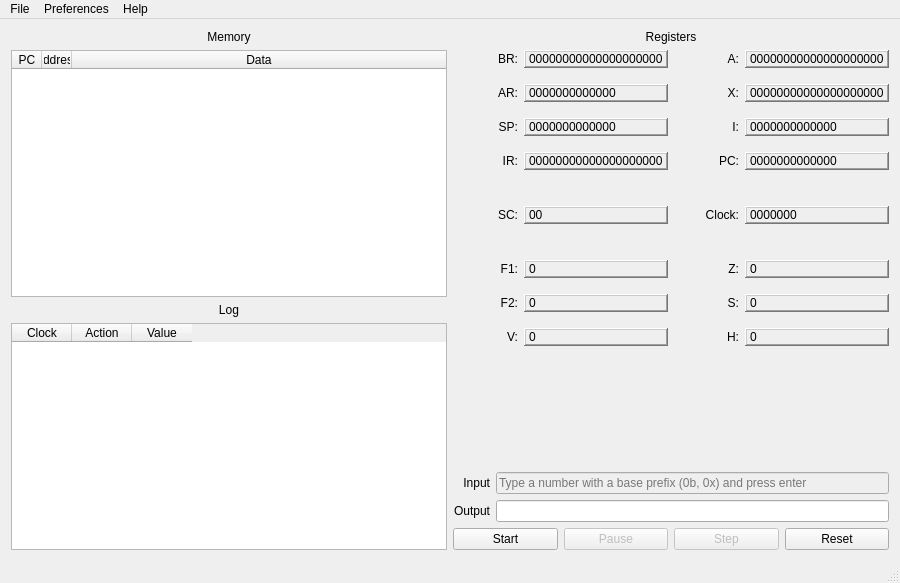
This is mainwindow.ui in tatokis/bettertrn as Qt 5 draws it before an edit. The edited form follows.
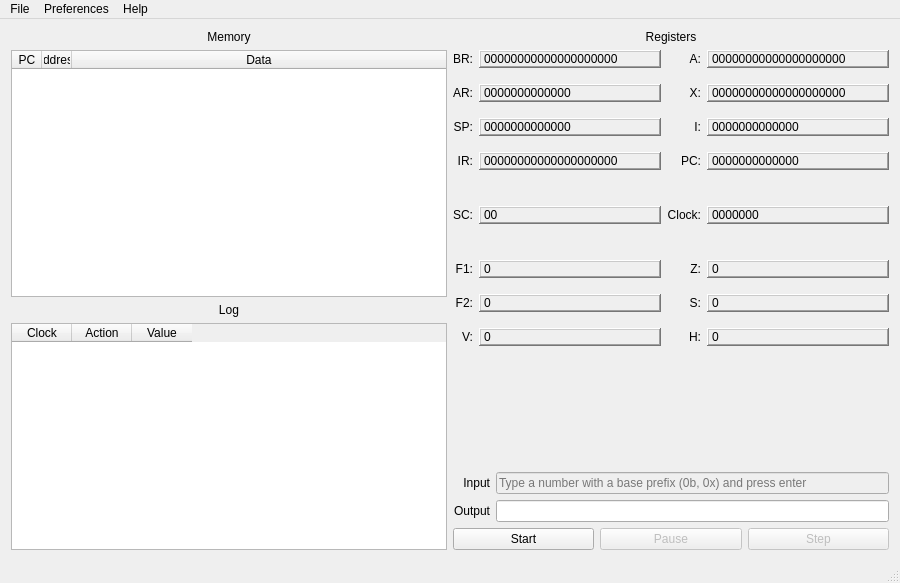
This is the edited form. Custom widgets are drawn as their Qt base class.

Commit message:
Remove reset button
It's pretty pointless, as stopping and restarting has the same effect

```diff
--- a/mainwindow.ui
+++ b/mainwindow.ui
@@ -47,6 +47,12 @@
           </property>
           <item row="1" column="3">
            <widget class="AnimatedLabel" name="regX">
+            <property name="sizePolicy">
+             <sizepolicy hsizetype="Expanding" vsizetype="Preferred">
+              <horstretch>0</horstretch>
+              <verstretch>0</verstretch>
+             </sizepolicy>
+            </property>
             <property name="frameShape">
              <enum>QFrame::WinPanel</enum>
             </property>
@@ -115,6 +121,12 @@
           </item>
           <item row="0" column="1">
            <widget class="AnimatedLabel" name="regBR">
+            <property name="sizePolicy">
+             <sizepolicy hsizetype="Expanding" vsizetype="Preferred">
+              <horstretch>0</horstretch>
+              <verstretch>0</verstretch>
+             </sizepolicy>
+            </property>
             <property name="toolTip">
              <string>Buffer Register</string>
             </property>
@@ -147,6 +159,12 @@
           </item>
           <item row="8" column="3">
            <widget class="AnimatedLabel" name="regS">
+            <property name="sizePolicy">
+             <sizepolicy hsizetype="Expanding" vsizetype="Preferred">
+              <horstretch>0</horstretch>
+              <verstretch>0</verstretch>
+             </sizepolicy>
+            </property>
             <property name="toolTip">
              <string>Sign</string>
             </property>
@@ -166,6 +184,12 @@
           </item>
           <item row="8" column="1">
            <widget class="AnimatedLabel" name="regF2">
+            <property name="sizePolicy">
+             <sizepolicy hsizetype="Expanding" vsizetype="Preferred">
+              <horstretch>0</horstretch>
+              <verstretch>0</verstretch>
+             </sizepolicy>
+            </property>
             <property name="frameShape">
              <enum>QFrame::WinPanel</enum>
             </property>
@@ -221,6 +245,12 @@
           </item>
           <item row="2" column="1">
            <widget class="AnimatedLabel" name="regSP">
+            <property name="sizePolicy">
+             <sizepolicy hsizetype="Expanding" vsizetype="Preferred">
+              <horstretch>0</horstretch>
+              <verstretch>0</verstretch>
+             </sizepolicy>
+            </property>
             <property name="toolTip">
              <string>Stack Pointer</string>
             </property>
@@ -250,6 +280,12 @@
           </item>
           <item row="5" column="3">
            <widget class="AnimatedLabel" name="clockValue">
+            <property name="sizePolicy">
+             <sizepolicy hsizetype="Expanding" vsizetype="Preferred">
+              <horstretch>0</horstretch>
+              <verstretch>0</verstretch>
+             </sizepolicy>
+            </property>
             <property name="toolTip">
              <string>Clock</string>
             </property>
@@ -269,6 +305,12 @@
           </item>
           <item row="2" column="3">
            <widget class="AnimatedLabel" name="regI">
+            <property name="sizePolicy">
+             <sizepolicy hsizetype="Expanding" vsizetype="Preferred">
+              <horstretch>0</horstretch>
+              <verstretch>0</verstretch>
+             </sizepolicy>
+            </property>
             <property name="toolTip">
              <string/>
             </property>
@@ -288,6 +330,12 @@
           </item>
           <item row="9" column="3">
            <widget class="AnimatedLabel" name="regH">
+            <property name="sizePolicy">
+             <sizepolicy hsizetype="Expanding" vsizetype="Preferred">
+              <horstretch>0</horstretch>
+              <verstretch>0</verstretch>
+             </sizepolicy>
+            </property>
             <property name="toolTip">
              <string>Halt</string>
             </property>
@@ -307,6 +355,12 @@
           </item>
           <item row="0" column="3">
            <widget class="AnimatedLabel" name="regA">
+            <property name="sizePolicy">
+             <sizepolicy hsizetype="Expanding" vsizetype="Preferred">
+              <horstretch>0</horstretch>
+              <verstretch>0</verstretch>
+             </sizepolicy>
+            </property>
             <property name="toolTip">
              <string>Accumulator</string>
             </property>
@@ -326,6 +380,12 @@
           </item>
           <item row="7" column="3">
            <widget class="AnimatedLabel" name="regZ">
+            <property name="sizePolicy">
+             <sizepolicy hsizetype="Expanding" vsizetype="Preferred">
+              <horstretch>0</horstretch>
+              <verstretch>0</verstretch>
+             </sizepolicy>
+            </property>
             <property name="toolTip">
              <string>Zero</string>
             </property>
@@ -345,6 +405,12 @@
           </item>
           <item row="5" column="1">
            <widget class="AnimatedLabel" name="regSC">
+            <property name="sizePolicy">
+             <sizepolicy hsizetype="Expanding" vsizetype="Preferred">
+              <horstretch>0</horstretch>
+              <verstretch>0</verstretch>
+             </sizepolicy>
+            </property>
             <property name="toolTip">
              <string>State Counter</string>
             </property>
@@ -364,6 +430,12 @@
           </item>
           <item row="9" column="1">
            <widget class="AnimatedLabel" name="regV">
+            <property name="sizePolicy">
+             <sizepolicy hsizetype="Expanding" vsizetype="Preferred">
+              <horstretch>0</horstretch>
+              <verstretch>0</verstretch>
+             </sizepolicy>
+            </property>
             <property name="toolTip">
              <string>Overflow</string>
             </property>
@@ -422,6 +494,12 @@
           </item>
           <item row="1" column="1">
            <widget class="AnimatedLabel" name="regAR">
+            <property name="sizePolicy">
+             <sizepolicy hsizetype="Expanding" vsizetype="Preferred">
+              <horstretch>0</horstretch>
+              <verstretch>0</verstretch>
+             </sizepolicy>
+            </property>
             <property name="toolTip">
              <string>Address Register</string>
             </property>
@@ -454,6 +532,12 @@
           </item>
           <item row="3" column="3">
            <widget class="AnimatedLabel" name="regPC">
+            <property name="sizePolicy">
+             <sizepolicy hsizetype="Expanding" vsizetype="Preferred">
+              <horstretch>0</horstretch>
+              <verstretch>0</verstretch>
+             </sizepolicy>
+            </property>
             <property name="toolTip">
              <string>Program Counter</string>
             </property>
@@ -473,6 +557,12 @@
           </item>
           <item row="3" column="1">
            <widget class="AnimatedLabel" name="regIR">
+            <property name="sizePolicy">
+             <sizepolicy hsizetype="Expanding" vsizetype="Preferred">
+              <horstretch>0</horstretch>
+              <verstretch>0</verstretch>
+             </sizepolicy>
+            </property>
             <property name="toolTip">
              <string>Instruction Register</string>
             </property>
@@ -505,6 +595,12 @@
           </item>
           <item row="7" column="1">
            <widget class="AnimatedLabel" name="regF1">
+            <property name="sizePolicy">
+             <sizepolicy hsizetype="Expanding" vsizetype="Preferred">
+              <horstretch>0</horstretch>
+              <verstretch>0</verstretch>
+             </sizepolicy>
+            </property>
             <property name="frameShape">
              <enum>QFrame::WinPanel</enum>
             </property>
@@ -665,13 +761,6 @@
             </property>
            </widget>
           </item>
-          <item>
-           <widget class="QPushButton" name="resetBtn">
-            <property name="text">
-             <string>Reset</string>
-            </property>
-           </widget>
-          </item>
          </layout>
         </item>
        </layout>
```
The commit also changes 1 other file.
